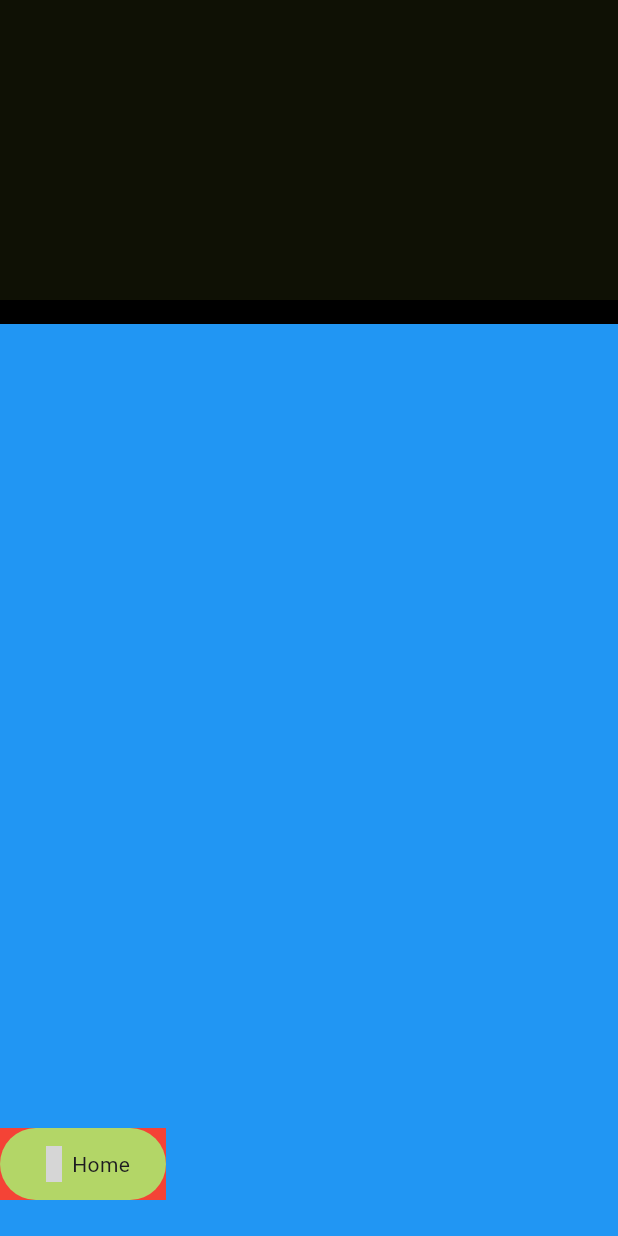
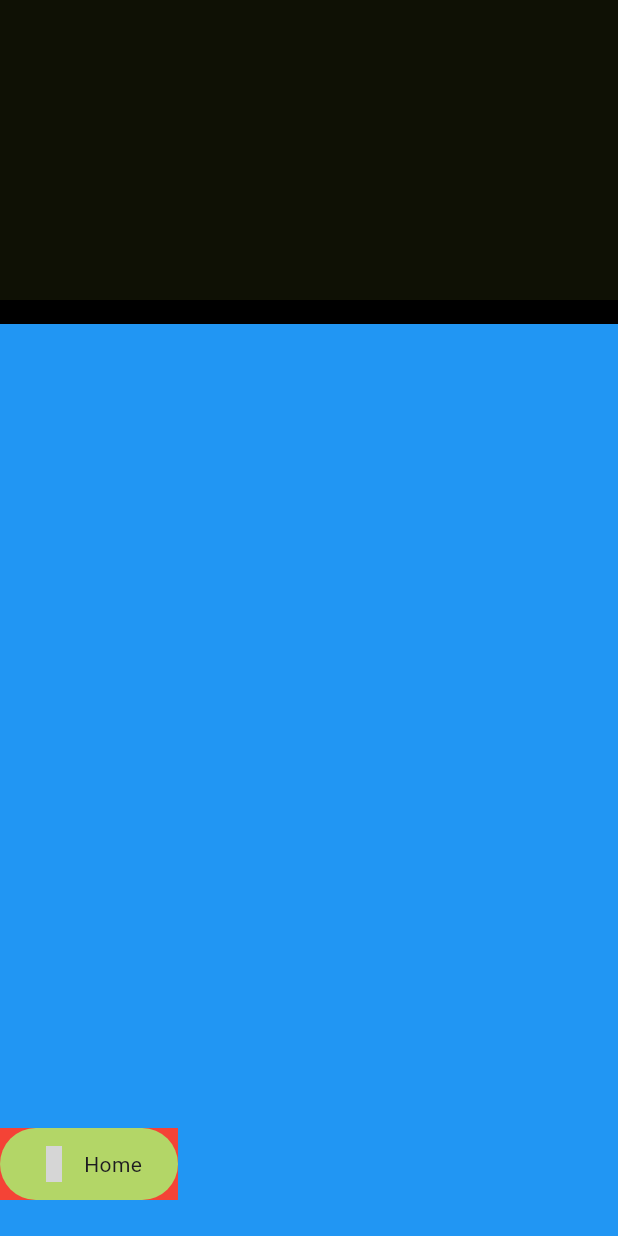
Before and after one commit to JAICHANGPARK/flutter_notebook_chapter_43, a Flutter app: the FoodOrderMainPage screen opened directly, on a phone screen of 412 x 824 dp. Run offline on Flutter 3.47's test engine with Material 3 defaults, Android fonts, the phone set to English and light mode, and no system bars; our stand-ins replace gap, hugeicons, percent_indicator; grey boxes are pictures that could not be loaded.

Commit message:
Update food_order_main_page.dart

```diff
--- a/lib/ep2393_food_order_app/ui/food_order_main_page.dart
+++ b/lib/ep2393_food_order_app/ui/food_order_main_page.dart
@@ -44,7 +44,7 @@ class _FoodOrderMainPageState extends State<FoodOrderMainPage> {
                           ),
                           padding: EdgeInsets.symmetric(horizontal: 24, vertical: 12),
                           child: Row(
-
+                            spacing: 8,
                             children: [
                               Icon(HugeIcons.strokeRoundedHome01),
                               Text("Home"),
```
